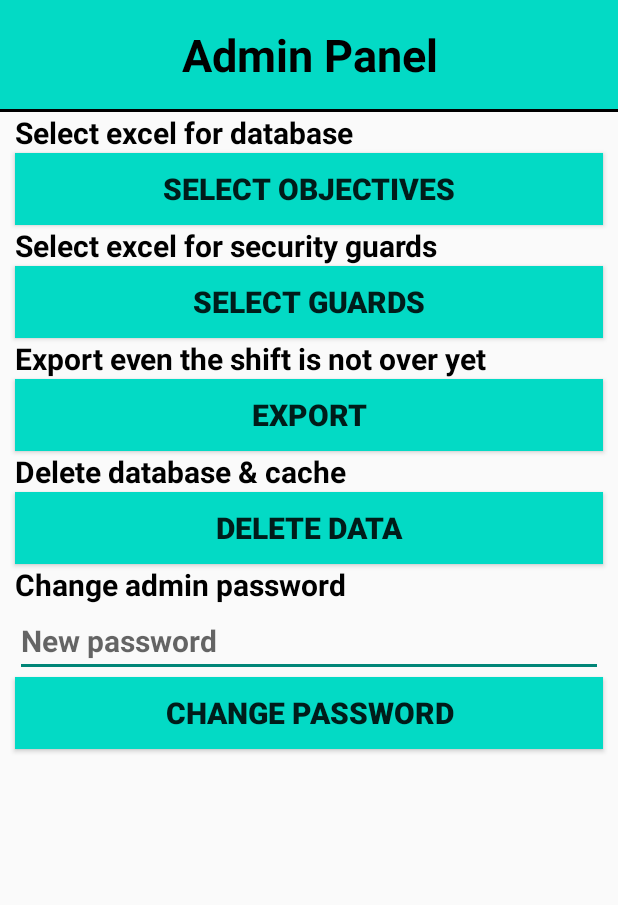
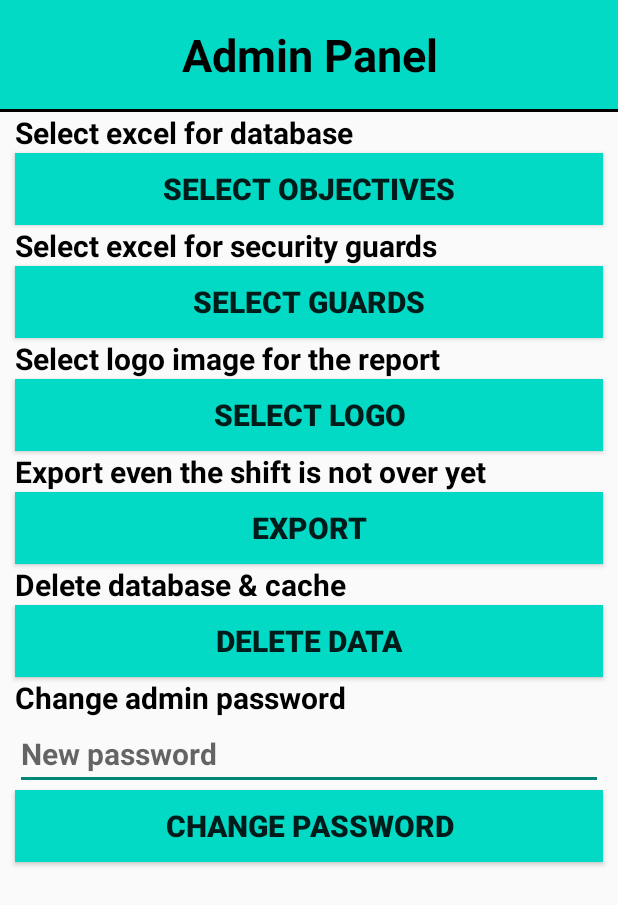
Before and after one commit to geanta300/SecurityPatrol, an Android app: the AdminActivity screen opened directly, with no data from a screen before it, after a tap on "SELECT OBJECTIVES", on a phone screen of 412 x 824 dp. Shown: the top 905 px of the screen. Run offline under Robolectric (Android 15) with nearby library versions, the phone set to English and light mode, and no system bars; libraries missing offline, so code that uses them is left out: com.itextpdf.io, org.apache.poi.

Commit message:
Adaugarea functionalitatii de a selecta propriul logo

```diff
--- a/app/src/main/java/com/example/securitypatrol/AdminActivity.java
+++ b/app/src/main/java/com/example/securitypatrol/AdminActivity.java
@@ -1,26 +1,31 @@
 package com.example.securitypatrol;
 
-import androidx.activity.result.ActivityResult;
-import androidx.activity.result.ActivityResultCallback;
-import androidx.activity.result.ActivityResultLauncher;
-import androidx.activity.result.contract.ActivityResultContracts;
-import androidx.annotation.Nullable;
-import androidx.appcompat.app.AlertDialog;
-import androidx.appcompat.app.AppCompatActivity;
-
 import android.app.Activity;
-import android.content.DialogInterface;
+import android.content.ContentResolver;
+import android.content.Context;
 import android.content.Intent;
+import android.content.SharedPreferences;
+import android.database.Cursor;
+import android.graphics.Bitmap;
+import android.graphics.BitmapFactory;
+import android.media.Image;
 import android.net.Uri;
 import android.os.Bundle;
+import android.provider.MediaStore;
+import android.util.Base64;
 import android.util.Log;
-import android.view.View;
 import android.widget.Button;
 import android.widget.EditText;
 import android.widget.Toast;
 
+import androidx.activity.result.ActivityResultLauncher;
+import androidx.activity.result.contract.ActivityResultContracts;
+import androidx.appcompat.app.AlertDialog;
+import androidx.appcompat.app.AppCompatActivity;
+
 import com.example.securitypatrol.Helpers.ConstantsHelper;
 import com.example.securitypatrol.Helpers.DatabaseHelper;
+import com.itextpdf.io.source.ByteArrayOutputStream;
 
 import org.apache.poi.ss.usermodel.Cell;
 import org.apache.poi.ss.usermodel.CellType;
@@ -28,11 +33,12 @@ import org.apache.poi.xssf.usermodel.XSSFRow;
 import org.apache.poi.xssf.usermodel.XSSFSheet;
 import org.apache.poi.xssf.usermodel.XSSFWorkbook;
 
+import java.io.FileNotFoundException;
 import java.io.InputStream;
 
 public class AdminActivity extends AppCompatActivity {
 
-    Button btnImportObjectives, btnImportGuards, btnExportData, btnChangePassword, btnDeleteData;
+    Button btnImportObjectives, btnImportGuards, btnExportData, btnChangePassword, btnDeleteData, btnImportLogo;
     DatabaseHelper databaseHelper;
     EditText etNewPassword;
 
@@ -46,6 +52,7 @@ public class AdminActivity extends AppCompatActivity {
         btnExportData = findViewById(R.id.admin_panel_export_Btn);
         btnChangePassword = findViewById(R.id.admin_panel_adminPass_Btn);
         btnDeleteData = findViewById(R.id.admin_panel_deleteData_Btn);
+        btnImportLogo = findViewById(R.id.admin_panel_logo_Btn);
 
         etNewPassword = findViewById(R.id.admin_panel_adminPass_ET);
 
@@ -72,6 +79,14 @@ public class AdminActivity extends AppCompatActivity {
         });
 
         btnDeleteData.setOnClickListener(v -> showWarningPopup());
+
+        btnImportLogo.setOnClickListener(v -> chooseLogoPhoto());
+    }
+
+    @Override
+    public void onBackPressed() {
+        super.onBackPressed();
+        startActivity(new Intent(AdminActivity.this, MainActivity.class));
     }
 
     private void chooseGuardsExcelFile() {
@@ -81,11 +96,62 @@ public class AdminActivity extends AppCompatActivity {
         startActivityIntentForGuards.launch(intent);
     }
 
-    @Override
-    public void onBackPressed() {
-        super.onBackPressed();
-        startActivity(new Intent(AdminActivity.this, MainActivity.class));
+    private void chooseObjectiveExcelFile() {
+        Intent intent = new Intent(Intent.ACTION_OPEN_DOCUMENT);
+        intent.addCategory(Intent.CATEGORY_OPENABLE);
+        intent.setType("application/vnd.openxmlformats-officedocument.spreadsheetml.sheet");
+        startActivityIntent.launch(intent);
     }
+
+    private void chooseLogoPhoto() {
+        Intent intent = new Intent(Intent.ACTION_OPEN_DOCUMENT);
+        intent.addCategory(Intent.CATEGORY_OPENABLE);
+        intent.setType("image/*");
+        startActivityIntentForLogo.launch(intent);
+    }
+
+    private final ActivityResultLauncher<Intent> startActivityIntent = registerForActivityResult(
+            new ActivityResultContracts.StartActivityForResult(),
+            result -> {
+                if (result.getResultCode() == Activity.RESULT_OK) {
+                    Intent data = result.getData();
+                    if (data != null) {
+                        Uri uri = data.getData();
+                        if (uri != null) {
+                            readObjectiveExcelFile(uri);
+                        }
+                    }
+                }
+            }
+    );
+    private final ActivityResultLauncher<Intent> startActivityIntentForGuards = registerForActivityResult(
+            new ActivityResultContracts.StartActivityForResult(),
+            result -> {
+                if (result.getResultCode() == Activity.RESULT_OK) {
+                    Intent data = result.getData();
+                    if (data != null) {
+                        Uri uri = data.getData();
+                        if (uri != null) {
+                            readGuardsExcelFile(uri);
+                        }
+                    }
+                }
+            }
+    );
+    private final ActivityResultLauncher<Intent> startActivityIntentForLogo = registerForActivityResult(
+            new ActivityResultContracts.StartActivityForResult(),
+            result -> {
+                if (result.getResultCode() == Activity.RESULT_OK) {
+                    Intent data = result.getData();
+                    if (data != null) {
+                        Uri uri = data.getData();
+                        if (uri != null) {
+                            readLogoPhoto(uri);
+                        }
+                    }
+                }
+            }
+    );
 
     public void readGuardsExcelFile(Uri uri) {
         try {
@@ -111,13 +177,6 @@ public class AdminActivity extends AppCompatActivity {
             Toast.makeText(this, "Eroare la citire Excel!", Toast.LENGTH_SHORT).show();
             Log.e("ExcelFileImport", "Error reading Excel file: " + e.getMessage());
         }
-    }
-
-    private void chooseObjectiveExcelFile() {
-        Intent intent = new Intent(Intent.ACTION_OPEN_DOCUMENT);
-        intent.addCategory(Intent.CATEGORY_OPENABLE);
-        intent.setType("application/vnd.openxmlformats-officedocument.spreadsheetml.sheet");
-        startActivityIntent.launch(intent);
     }
 
     public void readObjectiveExcelFile(Uri uri) {
@@ -172,39 +231,18 @@ public class AdminActivity extends AppCompatActivity {
         }
     }
 
-    private final ActivityResultLauncher<Intent> startActivityIntent = registerForActivityResult(
-            new ActivityResultContracts.StartActivityForResult(),
-            result -> {
-                if (result.getResultCode() == Activity.RESULT_OK) {
-                    Intent data = result.getData();
-                    if (data != null) {
-                        Uri uri = data.getData();
-                        if (uri != null) {
-                            readObjectiveExcelFile(uri);
-                        }
-                    }
-                }
-            }
-    );
-    private final ActivityResultLauncher<Intent> startActivityIntentForGuards = registerForActivityResult(
-            new ActivityResultContracts.StartActivityForResult(),
-            result -> {
-                if (result.getResultCode() == Activity.RESULT_OK) {
-                    Intent data = result.getData();
-                    if (data != null) {
-                        Uri uri = data.getData();
-                        if (uri != null) {
-                            readGuardsExcelFile(uri);
-                        }
-                    }
-                }
-            }
-    );
+    private void readLogoPhoto(Uri uri) {
+
+        SharedPreferences.Editor editor = getSharedPreferences("MyPrefs", MODE_PRIVATE).edit();
+        editor.putString("logoURI", String.valueOf(uri));
+        editor.apply();
+        Toast.makeText(this, "Logo-ul a fost salvat cu success!", Toast.LENGTH_SHORT).show();
+    }
 
     private void showWarningPopup() {
         AlertDialog.Builder builder = new AlertDialog.Builder(this);
         builder.setTitle("ATENTIE!")
-                .setMessage("Stergerea datelor este permanenta si nu pot fi recuperate."+"\n"+"Sunteti sigur ca doriti stergerea acestora?.")
+                .setMessage("Stergerea datelor este permanenta si nu pot fi recuperate." + "\n" + "Sunteti sigur ca doriti stergerea acestora?.")
                 .setCancelable(true)
                 .setPositiveButton("OK", (dialogInterface, i) -> {
                     deleteDatabase(databaseHelper.getDatabaseName());
@@ -217,5 +255,4 @@ public class AdminActivity extends AppCompatActivity {
                 })
                 .show();
     }
-
 }
--- a/app/src/main/res/layout/activity_admin.xml
+++ b/app/src/main/res/layout/activity_admin.xml
@@ -76,6 +76,26 @@
         android:textStyle="bold" />
 
     <TextView
+        android:id="@+id/admin_panel_logo_TV"
+        android:layout_width="match_parent"
+        android:layout_height="wrap_content"
+        android:layout_marginStart="10dp"
+        android:text="Select logo image for the report"
+        android:textColor="@color/black"
+        android:textSize="20sp"
+        android:textStyle="bold" />
+
+    <Button
+        android:id="@+id/admin_panel_logo_Btn"
+        android:layout_width="match_parent"
+        android:layout_height="wrap_content"
+        android:layout_marginStart="10dp"
+        android:layout_marginEnd="10dp"
+        android:background="@color/teal_200"
+        android:text="Select logo"
+        android:textSize="20sp"
+        android:textStyle="bold" />
+    <TextView
         android:id="@+id/admin_panel_export_TV"
         android:layout_width="match_parent"
         android:layout_height="wrap_content"
```
Also changed, not shown: app/src/main/java/com/example/securitypatrol/PreviewExportData.java (+44 -36 lines).
